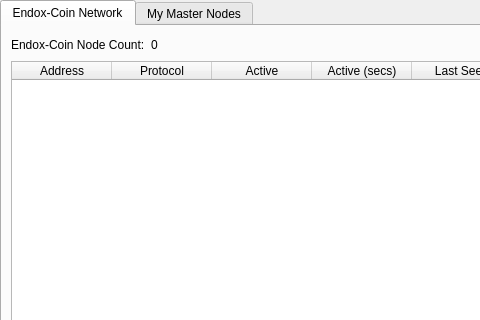
This is src/qt/forms/masternodemanager.ui in SaltineChips/KatzCoin as Qt 5 draws it before an edit; both pictures show x 0 to 480 and y 0 to 320 of the 723 by 457 pixel window. The edited form follows.
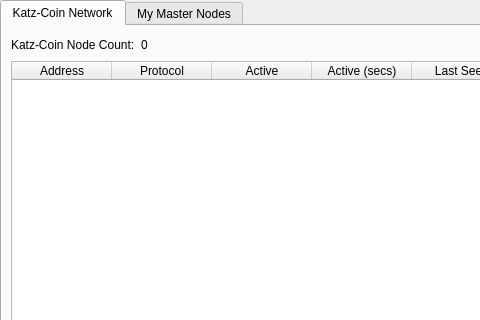
This is the edited form. The open tabs and pages were chosen to show the change.

Commit message:
Katz-Coin
-Instant TX
-BMW512
-VRX
-Gui User Options
-Masternodes
-More.

Diff of the .ui file:
```diff
--- a/src/qt/forms/masternodemanager.ui
+++ b/src/qt/forms/masternodemanager.ui
@@ -41,7 +41,7 @@
        </property>
        <widget class="QWidget" name="tab">
         <attribute name="title">
-         <string>Endox-Coin Network</string>
+         <string>Katz-Coin Network</string>
         </attribute>
         <layout class="QGridLayout" name="gridLayout">
          <item row="1" column="0">
@@ -101,7 +101,7 @@
            <item>
             <widget class="QLabel" name="label_2">
              <property name="text">
-              <string>Endox-Coin Node Count:</string>
+              <string>Katz-Coin Node Count:</string>
              </property>
             </widget>
            </item>
```
The commit also changes 285 other files.
